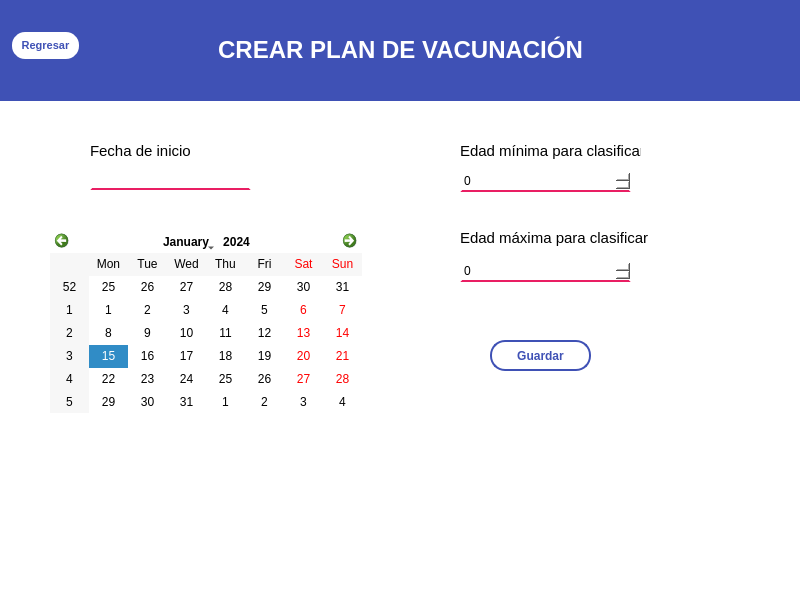
The window that CrearPlan.ui (DavHRod/Proyecto-Final-POO-2021-1) describes before a commit, drawn with Qt 5.
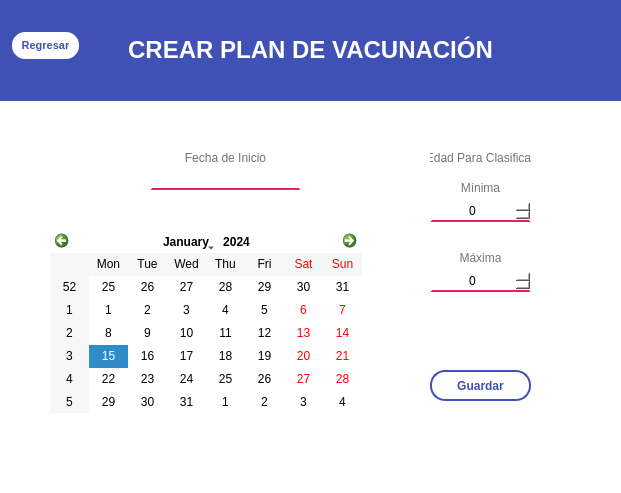
The same window after the commit.

The edit to the form file:
```diff
--- a/CrearPlan.ui
+++ b/CrearPlan.ui
@@ -6,8 +6,8 @@
    <rect>
     <x>0</x>
     <y>0</y>
-    <width>800</width>
-    <height>600</height>
+    <width>621</width>
+    <height>493</height>
    </rect>
   </property>
   <property name="font">
@@ -28,7 +28,7 @@
      <rect>
       <x>0</x>
       <y>0</y>
-      <width>801</width>
+      <width>621</width>
       <height>101</height>
      </rect>
     </property>
@@ -48,69 +48,12 @@
      <string>&lt;html&gt;&lt;head/&gt;&lt;body&gt;&lt;p align=&quot;center&quot;&gt;CREAR PLAN DE VACUNACIÓN&lt;/p&gt;&lt;/body&gt;&lt;/html&gt;</string>
     </property>
    </widget>
-   <widget class="QLabel" name="label_3">
-    <property name="geometry">
-     <rect>
-      <x>90</x>
-      <y>140</y>
-      <width>111</width>
-      <height>21</height>
-     </rect>
-    </property>
-    <property name="font">
-     <font>
-      <family>Tahoma</family>
-      <pointsize>11</pointsize>
-     </font>
-    </property>
-    <property name="text">
-     <string>Fecha de inicio</string>
-    </property>
-   </widget>
-   <widget class="QLabel" name="label_4">
-    <property name="geometry">
-     <rect>
-      <x>460</x>
-      <y>140</y>
-      <width>181</width>
-      <height>21</height>
-     </rect>
-    </property>
-    <property name="font">
-     <font>
-      <family>Tahoma</family>
-      <pointsize>11</pointsize>
-     </font>
-    </property>
-    <property name="text">
-     <string>Edad mínima para clasificar</string>
-    </property>
-   </widget>
-   <widget class="QLabel" name="label_5">
-    <property name="geometry">
-     <rect>
-      <x>460</x>
-      <y>230</y>
-      <width>191</width>
-      <height>16</height>
-     </rect>
-    </property>
-    <property name="font">
-     <font>
-      <family>Tahoma</family>
-      <pointsize>11</pointsize>
-     </font>
-    </property>
-    <property name="text">
-     <string>Edad máxima para clasificar</string>
-    </property>
-   </widget>
    <widget class="QLineEdit" name="lineEdit_FechaInicio">
     <property name="geometry">
      <rect>
-      <x>90</x>
+      <x>150</x>
       <y>170</y>
-      <width>161</width>
+      <width>151</width>
       <height>20</height>
      </rect>
     </property>
@@ -125,6 +68,9 @@
 border-style: solid; 
 border-color: white white rgb(233, 30, 99) white;</string>
     </property>
+    <property name="alignment">
+     <set>Qt::AlignBottom|Qt::AlignHCenter</set>
+    </property>
     <property name="readOnly">
      <bool>true</bool>
     </property>
@@ -132,8 +78,8 @@
    <widget class="QPushButton" name="pushButton_Guardar">
     <property name="geometry">
      <rect>
-      <x>490</x>
-      <y>340</y>
+      <x>430</x>
+      <y>370</y>
       <width>101</width>
       <height>31</height>
      </rect>
@@ -219,9 +165,9 @@
    <widget class="QSpinBox" name="spinBox_Min">
     <property name="geometry">
      <rect>
-      <x>460</x>
-      <y>170</y>
-      <width>171</width>
+      <x>430</x>
+      <y>200</y>
+      <width>101</width>
       <height>22</height>
      </rect>
     </property>
@@ -230,13 +176,16 @@
 border-style: solid; 
 border-color: white white rgb(233, 30, 99) white;</string>
     </property>
+    <property name="alignment">
+     <set>Qt::AlignCenter</set>
+    </property>
    </widget>
    <widget class="QSpinBox" name="spinBox_Max">
     <property name="geometry">
      <rect>
-      <x>460</x>
-      <y>260</y>
-      <width>171</width>
+      <x>430</x>
+      <y>270</y>
+      <width>101</width>
       <height>22</height>
      </rect>
     </property>
@@ -244,6 +193,109 @@
      <string notr="true">border-width: 2px; 
 border-style: solid; 
 border-color: white white rgb(233, 30, 99) white;</string>
+    </property>
+    <property name="alignment">
+     <set>Qt::AlignCenter</set>
+    </property>
+   </widget>
+   <widget class="QLabel" name="label_7">
+    <property name="geometry">
+     <rect>
+      <x>150</x>
+      <y>150</y>
+      <width>151</width>
+      <height>16</height>
+     </rect>
+    </property>
+    <property name="styleSheet">
+     <string notr="true">color: rgb(116, 116, 116);</string>
+    </property>
+    <property name="text">
+     <string>Fecha de Inicio</string>
+    </property>
+    <property name="alignment">
+     <set>Qt::AlignCenter</set>
+    </property>
+   </widget>
+   <widget class="QLabel" name="label_8">
+    <property name="geometry">
+     <rect>
+      <x>430</x>
+      <y>150</y>
+      <width>101</width>
+      <height>16</height>
+     </rect>
+    </property>
+    <property name="styleSheet">
+     <string notr="true">color: rgb(116, 116, 116);</string>
+    </property>
+    <property name="text">
+     <string>Edad Para Clasificar</string>
+    </property>
+    <property name="alignment">
+     <set>Qt::AlignCenter</set>
+    </property>
+   </widget>
+   <widget class="QLabel" name="label_9">
+    <property name="geometry">
+     <rect>
+      <x>430</x>
+      <y>180</y>
+      <width>101</width>
+      <height>16</height>
+     </rect>
+    </property>
+    <property name="styleSheet">
+     <string notr="true">color: rgb(116, 116, 116);</string>
+    </property>
+    <property name="text">
+     <string>Mínima</string>
+    </property>
+    <property name="alignment">
+     <set>Qt::AlignCenter</set>
+    </property>
+   </widget>
+   <widget class="QLabel" name="label_10">
+    <property name="geometry">
+     <rect>
+      <x>430</x>
+      <y>250</y>
+      <width>101</width>
+      <height>16</height>
+     </rect>
+    </property>
+    <property name="styleSheet">
+     <string notr="true">color: rgb(116, 116, 116);</string>
+    </property>
+    <property name="text">
+     <string>Máxima</string>
+    </property>
+    <property name="alignment">
+     <set>Qt::AlignCenter</set>
+    </property>
+   </widget>
+   <widget class="QLabel" name="label_error">
+    <property name="geometry">
+     <rect>
+      <x>370</x>
+      <y>300</y>
+      <width>221</width>
+      <height>20</height>
+     </rect>
+    </property>
+    <property name="font">
+     <font>
+      <pointsize>7</pointsize>
+     </font>
+    </property>
+    <property name="styleSheet">
+     <string notr="true">color: rgb(233, 30, 99);</string>
+    </property>
+    <property name="text">
+     <string/>
+    </property>
+    <property name="alignment">
+     <set>Qt::AlignCenter</set>
     </property>
    </widget>
   </widget>
```
Left out of the diff: 4 changed lines with no effect on the pictures.
